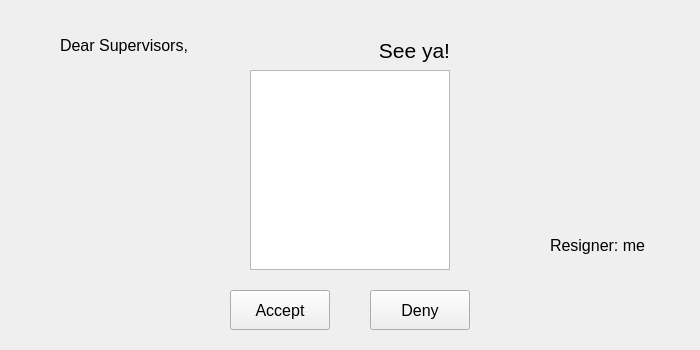
Before: the Qt Designer form gui/mainWindow.ui in KennyTzeng/Resignation-Letter, drawn with Qt 5.
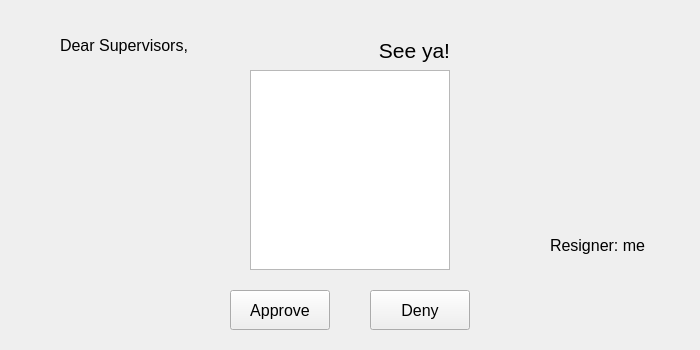
After: the same form once the commit is applied.

Commit message: Add icon, Change accept to approve in text

Diff of the .ui file:
```diff
--- a/gui/mainWindow.ui
+++ b/gui/mainWindow.ui
@@ -71,7 +71,7 @@
      </font>
     </property>
     <property name="text">
-     <string>Accept</string>
+     <string>Approve</string>
     </property>
    </widget>
    <widget class="QPushButton" name="denyButton">
```
Left out of the diff: 2 changed lines with no effect on the pictures. The commit also changes 4 other files.
